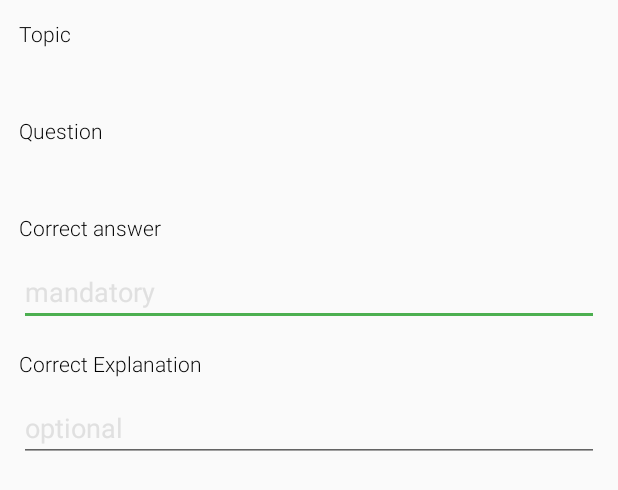
After one commit to sreejithcr22/Online-learning-Android, an Android app: the layout bug_report_layout.xml on its own in the app's theme, with its tools: preview values and no code run, on a phone screen of 412 x 824 dp. The commit adds this screen. Shown: the top 490 px of the screen. Run offline under Robolectric (Android 15) with nearby library versions, the phone set to English and light mode, and no system bars.

Commit message:
bug report added v1.6

```diff
--- a/app/build.gradle
+++ b/app/build.gradle
@@ -12,8 +12,8 @@ android {
         applicationId "com.codit.interview.aptitude"
         minSdkVersion 14
         targetSdkVersion 24
-        versionCode 5
-        versionName "1.4"
+        versionCode 6
+        versionName "1.6"
 
         vectorDrawables.useSupportLibrary = true
     }
@@ -39,6 +39,7 @@ dependencies {
     compile 'com.google.android.gms:play-services-ads:10.2.0'
     compile 'com.google.firebase:firebase-crash:10.2.0'
     compile 'com.google.firebase:firebase-core:10.2.0'
+    compile 'com.google.firebase:firebase-database:10.2.0'
 
 
 
--- a/app/src/main/java/com/codit/interview/aptitude/APPSTATE.java
+++ b/app/src/main/java/com/codit/interview/aptitude/APPSTATE.java
@@ -12,10 +12,10 @@ public  class APPSTATE {
 
 
     public static int EXPL_COUNT=0;
-    public static  final int EXPL_AD_FREQ=3;
+    public static  final int EXPL_AD_FREQ=2;
     public static final int INTERVIEW_AD_FREQ=3;
     public static int RECYCLER_AD_COUNT=0;
-    public static final int INTER_AD_FREQ=4;
+    public static final int INTER_AD_FREQ=3;
 
     public static boolean PARENT_CATEG_QUANTI=false;
     public static boolean PARENT_CATEG_VERBAL=false;
--- a/app/src/main/java/com/codit/interview/aptitude/ConceptFragment.java
+++ b/app/src/main/java/com/codit/interview/aptitude/ConceptFragment.java
@@ -359,7 +359,7 @@ public class ConceptFragment extends Fragment implements View.OnClickListener{
 
                         if(interviewCount%APPSTATE.INTERVIEW_AD_FREQ==0) {
 
-                            if(progressPreference.getInt("visitCount",0)>2)
+                            if(progressPreference.getInt("visitCount",0)>=2)
                             adView.loadAd(adRequest);
                         }
 
--- a/app/src/main/java/com/codit/interview/aptitude/InterviewGeneral.java
+++ b/app/src/main/java/com/codit/interview/aptitude/InterviewGeneral.java
@@ -446,7 +446,7 @@ CardView bottomLayout;
                         if(interviewCount%APPSTATE.INTERVIEW_AD_FREQ==0) {
                             //adView.setVisibility(View.VISIBLE);
 
-                            if(progressPreference.getInt("visitCount",0)>2)
+                            if(progressPreference.getInt("visitCount",0)>=2)
                                 adView.loadAd(adRequest);
                         }
 
--- a/app/src/main/java/com/codit/interview/aptitude/MainActivity.java
+++ b/app/src/main/java/com/codit/interview/aptitude/MainActivity.java
@@ -52,6 +52,8 @@ import com.google.android.gms.ads.NativeExpressAdView;
 
 import com.google.firebase.analytics.FirebaseAnalytics;
 import com.google.firebase.crash.FirebaseCrash;
+import com.google.firebase.database.DatabaseReference;
+import com.google.firebase.database.FirebaseDatabase;
 
 
 import java.util.ArrayList;
@@ -209,6 +211,7 @@ public class MainActivity extends NavActivityBase
 
 
         AppCompatDelegate.setCompatVectorFromResourcesEnabled(true);
+
 
 
 
@@ -422,7 +425,7 @@ public class MainActivity extends NavActivityBase
                     AdRequest adRequest = new AdRequest.Builder()
                             .build();
 
-                    if(progressPreference.getInt("visitCount",0)>2)
+                    if(progressPreference.getInt("visitCount",0)>=2)
                     nativeAd.loadAd(adRequest);
 
                     if(android.os.Build.VERSION.SDK_INT >= android.os.Build.VERSION_CODES.JELLY_BEAN)
--- a/app/src/main/java/com/codit/interview/aptitude/NavActivityBase.java
+++ b/app/src/main/java/com/codit/interview/aptitude/NavActivityBase.java
@@ -864,7 +864,7 @@ public class NavActivityBase  extends AppCompatActivity
 
                 int ad_freq=APPSTATE.INTER_AD_FREQ;
 
-                if(APPSTATE.adCount%ad_freq==0&&progressPref.getInt("visitCount",0)>=3 )
+                if(APPSTATE.adCount%ad_freq==0&&progressPref.getInt("visitCount",0)>=2 )
                 {
                     final InterstitialAd interstitialAd;
 
--- a/app/src/main/java/com/codit/interview/aptitude/ParentCategoryFragment.java
+++ b/app/src/main/java/com/codit/interview/aptitude/ParentCategoryFragment.java
@@ -102,7 +102,7 @@ public class ParentCategoryFragment extends ParentCategoryHelper
                 nativeExpressAdView.setAdUnitId(getString(R.string.parent_categ_native));
                 AdRequest adRequest = new AdRequest.Builder()
                         .build();
-                if(progressPreference.getInt("visitCount",0)>2)
+                if(progressPreference.getInt("visitCount",0)>=2)
                     nativeExpressAdView.loadAd(adRequest);
 
 
--- a/app/src/main/java/com/codit/interview/aptitude/ProgressActivity.java
+++ b/app/src/main/java/com/codit/interview/aptitude/ProgressActivity.java
@@ -155,7 +155,7 @@ public class ProgressActivity extends AppCompatActivity {
                 AdRequest adRequest = new AdRequest.Builder()
                         .build();
 
-                if(progressPreference.getInt("visitCount",0)>2)
+                if(progressPreference.getInt("visitCount",0)>=2)
                     nativeExpressAdView.loadAd(adRequest);
 
                 if(android.os.Build.VERSION.SDK_INT >= android.os.Build.VERSION_CODES.JELLY_BEAN)
--- a/app/src/main/java/com/codit/interview/aptitude/QuestionActivity.java
+++ b/app/src/main/java/com/codit/interview/aptitude/QuestionActivity.java
@@ -668,6 +668,7 @@ public  class QuestionActivity extends NavActivityBase implements QuestionFragBa
 
        menu.findItem(R.id.progressChat).setVisible(true);
         menu.findItem(R.id.formula).setVisible(true);
+        menu.findItem(R.id.bug).setVisible(true);
 
         if (Build.VERSION.SDK_INT >= Build.VERSION_CODES.LOLLIPOP) {
         }
@@ -692,6 +693,10 @@ public  class QuestionActivity extends NavActivityBase implements QuestionFragBa
                 return true;
 
             case R.id.formula:showFormula(APPSTATE.CURRENT_ACTIVITY_TITLE);
+                return true;
+
+            case R.id.bug:object.sendBugReport();
+                return true;
         }
 
 
--- a/app/src/main/java/com/codit/interview/aptitude/QuestionFragment.java
+++ b/app/src/main/java/com/codit/interview/aptitude/QuestionFragment.java
@@ -134,7 +134,7 @@ public class QuestionFragment extends QuestionFragBase implements View.OnClickLi
 
         if(this.currentFragment.equals(FRAG_APTI))
         {
-            if(progressPreference.getInt("visitCount",0)>2)
+            if(progressPreference.getInt("visitCount",0)>=2)
                 aptiBanner.loadAd(adRequest);
         }
         else
--- /dev/null
+++ b/app/src/main/res/layout/bug_report_layout.xml
@@ -0,0 +1,88 @@
+<?xml version="1.0" encoding="utf-8"?>
+<ScrollView android:layout_width="match_parent" android:layout_height="match_parent"
+    xmlns:android="http://schemas.android.com/apk/res/android" >
+
+
+    <LinearLayout xmlns:android="http://schemas.android.com/apk/res/android"
+        android:orientation="vertical" android:layout_width="match_parent"
+        android:layout_height="match_parent" android:padding="7dp">
+
+        <TextView
+            android:fontFamily="sans-serif-light"
+            android:layout_width="wrap_content"
+            android:layout_height="wrap_content"
+            android:layout_margin="5dp"
+            android:labelFor="@+id/bug_topic_text"
+            android:text="Topic"
+             />
+
+        <TextView
+            android:layout_margin="5dp"
+            android:id="@+id/bug_topic_text"
+            android:layout_width="wrap_content"
+            android:layout_height="wrap_content" />
+
+        <TextView
+            android:fontFamily="sans-serif-light"
+            android:layout_marginTop="10dp"
+            android:layout_marginRight="5dp"
+            android:layout_marginLeft="5dp"
+            android:layout_marginBottom="5dp"
+            android:layout_width="wrap_content"
+            android:layout_height="wrap_content"
+            android:labelFor="@+id/bug_topic_text"
+            android:text="Question" />
+
+        <TextView
+            android:layout_margin="5dp"
+            android:id="@+id/bug_qno"
+            android:layout_width="wrap_content"
+            android:layout_height="wrap_content" />
+
+        <TextView
+            android:layout_marginTop="10dp"
+            android:layout_marginRight="5dp"
+            android:layout_marginLeft="5dp"
+            android:layout_marginBottom="5dp"
+            android:fontFamily="sans-serif-light"
+            android:labelFor="@+id/input_corret_ans"
+            android:text="Correct answer"
+            android:layout_width="wrap_content"
+            android:layout_height="wrap_content" />
+
+        <EditText
+            android:textColorHint="#E0E0E0"
+
+            android:hint="mandatory"
+            android:layout_margin="5dp"
+            android:id="@+id/input_corret_ans"
+            android:layout_width="match_parent"
+            android:layout_height="wrap_content"
+            android:inputType="text"
+            />
+
+
+        <TextView
+            android:layout_marginTop="10dp"
+            android:layout_marginRight="5dp"
+            android:layout_marginLeft="5dp"
+            android:layout_marginBottom="5dp"
+            android:fontFamily="sans-serif-light"
+            android:labelFor="@+id/input_correct_exp"
+            android:text="Correct Explanation"
+            android:layout_width="wrap_content"
+            android:layout_height="wrap_content" />
+
+        <EditText
+            android:textColorHint="#E0E0E0"
+            android:hint="optional"
+            android:layout_margin="5dp"
+            android:id="@+id/input_correct_exp"
+            android:layout_width="match_parent"
+            android:layout_height="wrap_content" />
+
+
+
+    </LinearLayout>
+
+</ScrollView>
```
Also changed, not shown: app/src/main/java/com/codit/interview/aptitude/BugReport.java (added, +18 -0 lines), app/src/main/java/com/codit/interview/aptitude/GKQuestionActivity.java (+7 -2 lines), app/src/main/java/com/codit/interview/aptitude/QuestionFragBase.java (+72 -20 lines), app/src/main/java/com/codit/interview/aptitude/SubCategoryFragment.java (+14 -10 lines), app/src/main/res/drawable/ic_bug.xml (added, +14 -0 lines), app/src/main/res/drawable/topic_bg.xml (added, +11 -0 lines), app/src/main/res/menu/main.xml (+9 -2 lines), 1 other file.
